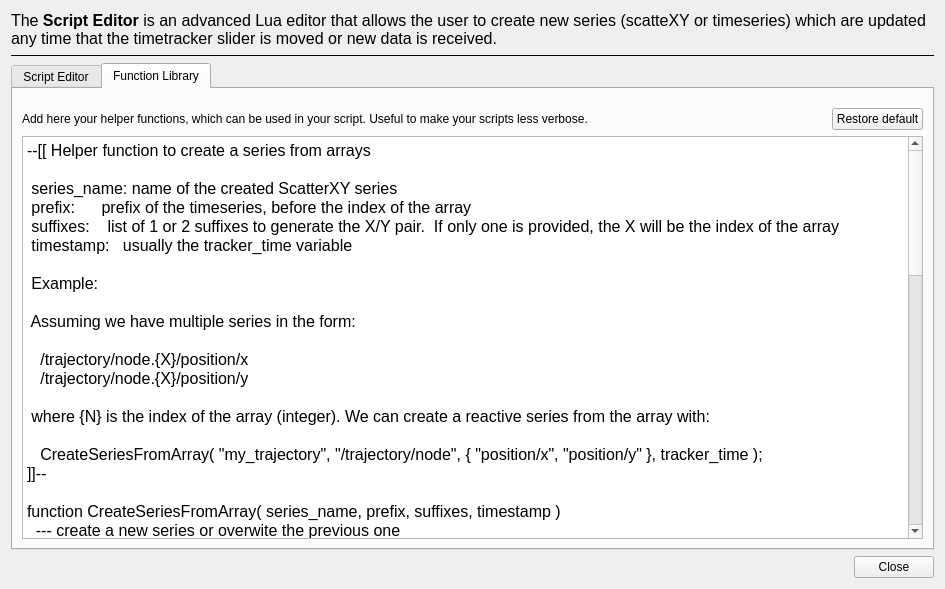
First picture: the form in plotjuggler_plugins/ToolboxLuaEditor/lua_editor.ui, repository facontidavide/PlotJuggler, before the edit.
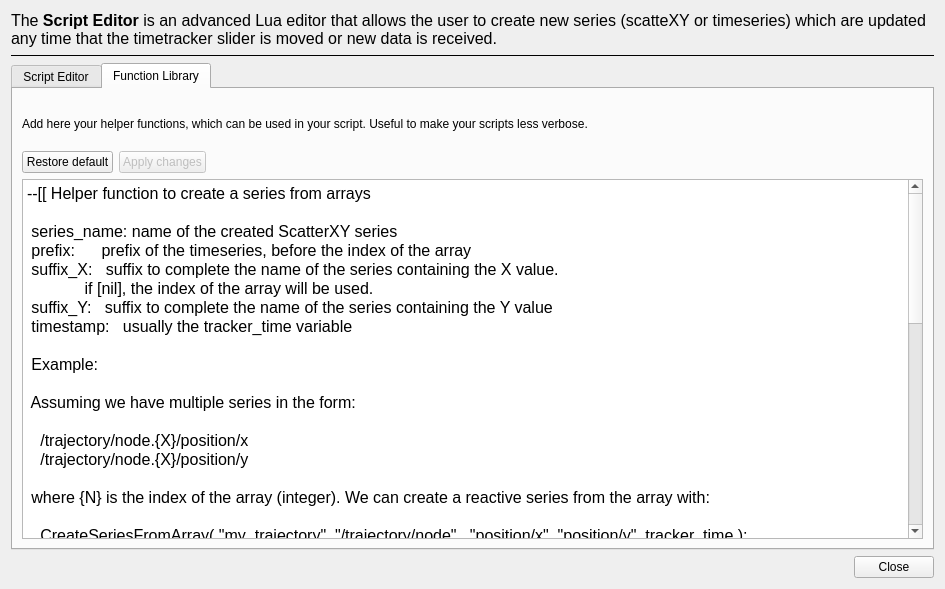
Second picture: the form after the edit.

```diff
--- a/plotjuggler_plugins/ToolboxLuaEditor/lua_editor.ui
+++ b/plotjuggler_plugins/ToolboxLuaEditor/lua_editor.ui
@@ -220,7 +220,33 @@
           </widget>
          </item>
          <item>
-          <widget class="QPushButton" name="pushButton">
+          <widget class="QLabel" name="labelSemaphore">
+           <property name="minimumSize">
+            <size>
+             <width>32</width>
+             <height>32</height>
+            </size>
+           </property>
+           <property name="maximumSize">
+            <size>
+             <width>32</width>
+             <height>32</height>
+            </size>
+           </property>
+           <property name="text">
+            <string/>
+           </property>
+          </widget>
+         </item>
+        </layout>
+       </item>
+       <item>
+        <layout class="QHBoxLayout" name="horizontalLayout_5">
+         <property name="topMargin">
+          <number>5</number>
+         </property>
+         <item>
+          <widget class="QPushButton" name="pushButtonDefaultLibrary">
            <property name="sizePolicy">
             <sizepolicy hsizetype="Fixed" vsizetype="Fixed">
              <horstretch>0</horstretch>
@@ -232,6 +258,32 @@
            </property>
           </widget>
          </item>
+         <item>
+          <widget class="QPushButton" name="pushButtonApplyLibrary">
+           <property name="enabled">
+            <bool>false</bool>
+           </property>
+           <property name="toolTip">
+            <string>&lt;html&gt;&lt;head/&gt;&lt;body&gt;&lt;p&gt;If you have already created one or more reactive series, reload them witrh the new library.&lt;/p&gt;&lt;/body&gt;&lt;/html&gt;</string>
+           </property>
+           <property name="text">
+            <string>Apply changes</string>
+           </property>
+          </widget>
+         </item>
+         <item>
+          <spacer name="horizontalSpacer">
+           <property name="orientation">
+            <enum>Qt::Horizontal</enum>
+           </property>
+           <property name="sizeHint" stdset="0">
+            <size>
+             <width>40</width>
+             <height>20</height>
+            </size>
+           </property>
+          </spacer>
+         </item>
         </layout>
        </item>
        <item>
@@ -246,7 +298,9 @@
 
  series_name: name of the created ScatterXY series
  prefix:      prefix of the timeseries, before the index of the array
- suffixes:    list of 1 or 2 suffixes to generate the X/Y pair.  If only one is provided, the X will be the index of the array
+ suffix_X:   suffix to complete the name of the series containing the X value.
+             if [nil], the index of the array will be used.
+ suffix_Y:   suffix to complete the name of the series containing the Y value
  timestamp:   usually the tracker_time variable
               
  Example:
@@ -258,48 +312,32 @@
    
  where {N} is the index of the array (integer). We can create a reactive series from the array with:
  
-   CreateSeriesFromArray( &quot;my_trajectory&quot;, &quot;/trajectory/node&quot;, { &quot;position/x&quot;, &quot;position/y&quot; }, tracker_time );
+   CreateSeriesFromArray( &quot;my_trajectory&quot;, &quot;/trajectory/node&quot;,  &quot;position/x&quot;, &quot;position/y&quot;, tracker_time );
 ]]--
 
-function CreateSeriesFromArray( series_name, prefix, suffixes, timestamp )
+function CreateSeriesFromArray( series_name, prefix, suffix_X, suffix_Y, timestamp )
   --- create a new series or overwite the previous one
   new_series = MutableScatterXY.new(series_name)
   
-  --- get number of elements in array suffixes 
-  suffixes_size = table.getn(suffixes)
-   
-  if suffixes_size &lt; 1 or suffixes_size &gt; 2 then
-    print(&quot;wrong number of suffixes&quot;)
-    return
-  end
-  
   --- Append points to new_series
   index = 0
   while(true) do
 
-    if(suffixes_size == 2) then
-      --- 2 suffixes: first is X and second is Y
-      series_x = TimeseriesView.find( string.format( &quot;%s.%d/%s&quot;, prefix, index, suffixes[1]) )
-      series_y = TimeseriesView.find( string.format( &quot;%s.%d/%s&quot;, prefix, index, suffixes[2]) )
-      -- stop the loop if the series can't be found
-      if series_x == nil or series_y == nil then 
-        break 
-      end	 
-      x = series_x:atTime(timestamp)
-      y = series_y:atTime(timestamp)
-      new_series:push_back(x,y)
-    else
-      --- 1 suffix: index is used as X value.
-      series_y = TimeseriesView.find( string.format( &quot;%s.%d/%s&quot;, prefix, index, suffixes[1]) )
-      -- stop the loop if the series can't be found
-      if series_y == nil then 
-        break 
-      end 
-      y = series_y:atTime(timestamp)
-      new_series:push_back(index, y)
+    x = index;
+    -- if not nil, get the X coordinate from a series
+    if suffix_X ~= nil then 
+      series_x = TimeseriesView.find( string.format( &quot;%s.%d/%s&quot;, prefix, index, suffix_X) )
+      if series_x == nil then break end
+      x = series_x:atTime(timestamp)	 
     end
-
+    
+    series_y = TimeseriesView.find( string.format( &quot;%s.%d/%s&quot;, prefix, index, suffix_Y) )
+    if series_x == nil then break end 
+    y = series_y:atTime(timestamp)
+    
+    new_series:push_back(x,y)
     index = index+1
+  end
 end
 </string>
          </property>
```
